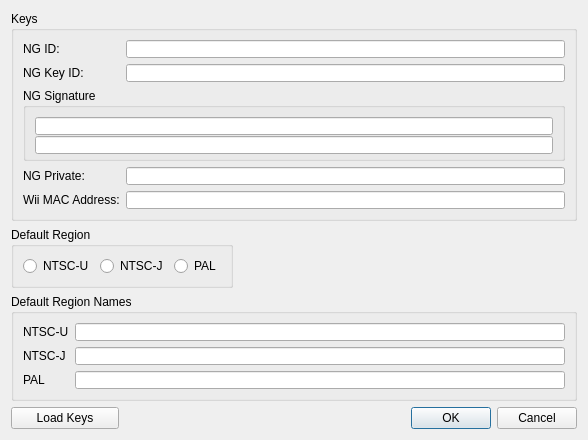
This is wiiking2_editor/forms/preferencesdialog.ui in Antidote/wiiking2_editor as Qt 5 draws it before an edit. The edited form follows.
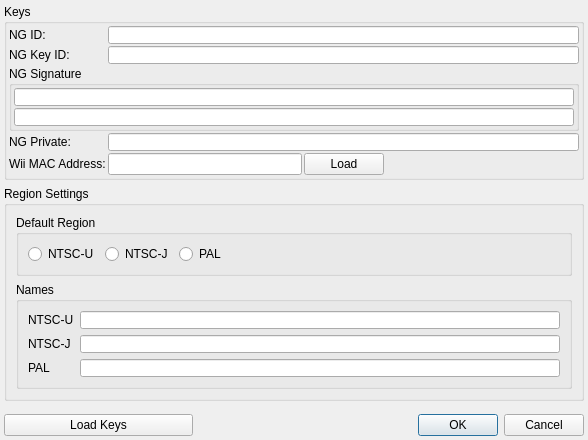
This is the edited form.

Commit message: * Added ability to load mac from file

Diff of the .ui file:
```diff
--- a/wiiking2_editor/forms/preferencesdialog.ui
+++ b/wiiking2_editor/forms/preferencesdialog.ui
@@ -26,31 +26,28 @@
    <string>Preferences...</string>
   </property>
   <layout class="QGridLayout" name="gridLayout_4">
-   <item row="1" column="2">
-    <spacer name="horizontalSpacer">
-     <property name="orientation">
-      <enum>Qt::Horizontal</enum>
-     </property>
-     <property name="sizeHint" stdset="0">
-      <size>
-       <width>337</width>
-       <height>20</height>
-      </size>
+   <property name="margin">
+    <number>4</number>
+   </property>
+   <item row="4" column="0">
+    <widget class="QPushButton" name="loadKeysBtn">
+     <property name="text">
+      <string>Load Keys</string>
      </property>
-    </spacer>
+    </widget>
    </item>
-   <item row="4" column="2">
-    <spacer name="verticalSpacer">
+   <item row="4" column="1" colspan="2">
+    <widget class="QDialogButtonBox" name="buttonBox">
      <property name="orientation">
-      <enum>Qt::Vertical</enum>
+      <enum>Qt::Horizontal</enum>
      </property>
-     <property name="sizeHint" stdset="0">
-      <size>
-       <width>20</width>
-       <height>40</height>
-      </size>
+     <property name="standardButtons">
+      <set>QDialogButtonBox::Cancel|QDialogButtonBox::Ok</set>
      </property>
-    </spacer>
+     <property name="centerButtons">
+      <bool>false</bool>
+     </property>
+    </widget>
    </item>
    <item row="0" column="0" colspan="3">
     <widget class="QGroupBox" name="groupBox">
@@ -58,52 +55,17 @@
       <string>Keys</string>
      </property>
      <layout class="QGridLayout" name="gridLayout">
-      <item row="2" column="0" colspan="2">
-       <widget class="QGroupBox" name="groupBox_2">
-        <property name="title">
-         <string>NG Signature</string>
-        </property>
-        <layout class="QGridLayout" name="gridLayout_5">
-         <item row="0" column="0">
-          <widget class="QLineEdit" name="ngSigPt1LineEdit">
-           <property name="minimumSize">
-            <size>
-             <width>0</width>
-             <height>18</height>
-            </size>
-           </property>
-           <property name="font">
-            <font>
-             <family>Courier New</family>
-            </font>
-           </property>
-           <property name="maxLength">
-            <number>60</number>
-           </property>
-          </widget>
-         </item>
+      <property name="margin">
+       <number>2</number>
+      </property>
+      <property name="spacing">
+       <number>2</number>
+      </property>
          <item row="1" column="0">
-          <widget class="QLineEdit" name="ngSigPt2LineEdit">
-           <property name="minimumSize">
-            <size>
-             <width>0</width>
-             <height>18</height>
-            </size>
-           </property>
-           <property name="font">
-            <font>
-             <family>Courier New</family>
-            </font>
-           </property>
+       <widget class="QLabel" name="ngKeyIDLbl">
            <property name="text">
-            <string/>
-           </property>
-           <property name="maxLength">
-            <number>60</number>
-           </property>
-          </widget>
-         </item>
-        </layout>
+         <string>NG Key ID:</string>
+        </property>
        </widget>
       </item>
       <item row="4" column="1">
@@ -124,24 +86,6 @@
         </property>
        </widget>
       </item>
-      <item row="3" column="1">
-       <widget class="QLineEdit" name="ngPrivLineEdit">
-        <property name="minimumSize">
-         <size>
-          <width>0</width>
-          <height>18</height>
-         </size>
-        </property>
-        <property name="font">
-         <font>
-          <family>Courier New</family>
-         </font>
-        </property>
-        <property name="maxLength">
-         <number>60</number>
-        </property>
-       </widget>
-      </item>
       <item row="0" column="0">
        <widget class="QLabel" name="ngIDLbl">
         <property name="text">
@@ -149,31 +93,6 @@
         </property>
        </widget>
       </item>
-      <item row="1" column="1">
-       <widget class="QLineEdit" name="ngKeyIDLineEdit">
-        <property name="minimumSize">
-         <size>
-          <width>0</width>
-          <height>18</height>
-         </size>
-        </property>
-        <property name="font">
-         <font>
-          <family>Courier New</family>
-         </font>
-        </property>
-        <property name="maxLength">
-         <number>8</number>
-        </property>
-       </widget>
-      </item>
-      <item row="1" column="0">
-       <widget class="QLabel" name="ngKeyIDLbl">
-        <property name="text">
-         <string>NG Key ID:</string>
-        </property>
-       </widget>
-      </item>
       <item row="3" column="0">
        <widget class="QLabel" name="ngPrivLbl">
         <property name="text">
@@ -188,7 +107,106 @@
         </property>
        </widget>
       </item>
-      <item row="0" column="1">
+      <item row="4" column="2">
+       <widget class="QPushButton" name="macLoadBtn">
+        <property name="text">
+         <string>Load</string>
+        </property>
+       </widget>
+      </item>
+      <item row="4" column="3">
+       <spacer name="horizontalSpacer_2">
+        <property name="orientation">
+         <enum>Qt::Horizontal</enum>
+        </property>
+        <property name="sizeHint" stdset="0">
+         <size>
+          <width>40</width>
+          <height>20</height>
+         </size>
+        </property>
+       </spacer>
+      </item>
+      <item row="3" column="1" colspan="3">
+       <widget class="QLineEdit" name="ngPrivLineEdit">
+        <property name="minimumSize">
+         <size>
+          <width>0</width>
+          <height>18</height>
+         </size>
+        </property>
+        <property name="font">
+         <font>
+          <family>Courier New</family>
+         </font>
+        </property>
+        <property name="maxLength">
+         <number>60</number>
+        </property>
+       </widget>
+      </item>
+      <item row="2" column="0" colspan="4">
+       <widget class="QGroupBox" name="groupBox_2">
+        <property name="title">
+         <string>NG Signature</string>
+        </property>
+        <layout class="QGridLayout" name="gridLayout_5">
+         <property name="margin">
+          <number>2</number>
+         </property>
+         <property name="spacing">
+          <number>2</number>
+         </property>
+         <item row="0" column="0">
+          <layout class="QVBoxLayout" name="verticalLayout">
+           <property name="spacing">
+            <number>2</number>
+           </property>
+           <item>
+            <widget class="QLineEdit" name="ngSigPt1LineEdit">
+             <property name="minimumSize">
+              <size>
+               <width>0</width>
+               <height>18</height>
+              </size>
+             </property>
+             <property name="font">
+              <font>
+               <family>Courier New</family>
+              </font>
+             </property>
+             <property name="maxLength">
+              <number>60</number>
+             </property>
+            </widget>
+           </item>
+           <item>
+            <widget class="QLineEdit" name="ngSigPt2LineEdit">
+             <property name="minimumSize">
+              <size>
+               <width>0</width>
+               <height>18</height>
+              </size>
+             </property>
+             <property name="font">
+              <font>
+               <family>Courier New</family>
+              </font>
+             </property>
+             <property name="text">
+              <string/>
+             </property>
+             <property name="maxLength">
+              <number>60</number>
+             </property>
+            </widget>
+           </item>
+          </layout>
+         </item>
+        </layout>
+       </widget>
+      </item>
+      <item row="0" column="1" colspan="3">
        <widget class="QLineEdit" name="ngIDLineEdit">
         <property name="minimumSize">
          <size>
@@ -206,16 +224,63 @@
         </property>
        </widget>
       </item>
+      <item row="1" column="1" colspan="3">
+       <widget class="QLineEdit" name="ngKeyIDLineEdit">
+        <property name="minimumSize">
+         <size>
+          <width>0</width>
+          <height>18</height>
+         </size>
+        </property>
+        <property name="font">
+         <font>
+          <family>Courier New</family>
+         </font>
+        </property>
+        <property name="maxLength">
+         <number>8</number>
+        </property>
+       </widget>
+      </item>
      </layout>
     </widget>
    </item>
-   <item row="1" column="0" colspan="2">
+   <item row="3" column="0" colspan="3">
+    <spacer name="verticalSpacer">
+     <property name="orientation">
+      <enum>Qt::Vertical</enum>
+     </property>
+     <property name="sizeHint" stdset="0">
+      <size>
+       <width>20</width>
+       <height>40</height>
+      </size>
+     </property>
+    </spacer>
+   </item>
+   <item row="1" column="0" colspan="3">
+    <widget class="QGroupBox" name="reagionGrpBox">
+     <property name="title">
+      <string>Region Settings</string>
+     </property>
+     <layout class="QGridLayout" name="gridLayout_6">
+      <item row="0" column="0">
     <widget class="QGroupBox" name="regionBox">
      <property name="title">
       <string>Default Region</string>
      </property>
      <layout class="QGridLayout" name="gridLayout_2">
-      <item row="0" column="0">
+         <item row="1" column="1">
+          <widget class="QRadioButton" name="ntscJRB">
+           <property name="text">
+            <string>NTSC-J</string>
+           </property>
+           <attribute name="buttonGroup">
+            <string notr="true">regionBtnGrp</string>
+           </attribute>
+          </widget>
+         </item>
+         <item row="1" column="0">
        <widget class="QRadioButton" name="ntscURB">
         <property name="text">
          <string>NTSC-U</string>
@@ -225,17 +290,7 @@
         </attribute>
        </widget>
       </item>
-      <item row="0" column="1">
-       <widget class="QRadioButton" name="ntscJRB">
-        <property name="text">
-         <string>NTSC-J</string>
-        </property>
-        <attribute name="buttonGroup">
-         <string notr="true">regionBtnGrp</string>
-        </attribute>
-       </widget>
-      </item>
-      <item row="0" column="2">
+         <item row="1" column="2">
        <widget class="QRadioButton" name="palRB">
         <property name="text">
          <string>PAL</string>
@@ -245,13 +300,26 @@
         </attribute>
        </widget>
       </item>
+         <item row="1" column="3">
+          <spacer name="horizontalSpacer">
+           <property name="orientation">
+            <enum>Qt::Horizontal</enum>
+           </property>
+           <property name="sizeHint" stdset="0">
+            <size>
+             <width>40</width>
+             <height>20</height>
+            </size>
+           </property>
+          </spacer>
+         </item>
      </layout>
     </widget>
    </item>
-   <item row="2" column="0" colspan="3">
+      <item row="1" column="0">
     <widget class="QGroupBox" name="defaultRegionNamesGrp">
      <property name="title">
-      <string>Default Region Names</string>
+         <string>Names</string>
      </property>
      <layout class="QGridLayout" name="gridLayout_3">
       <item row="0" column="0" colspan="2">
@@ -308,24 +376,7 @@
      </layout>
     </widget>
    </item>
-   <item row="3" column="0">
-    <widget class="QPushButton" name="loadKeysBtn">
-     <property name="text">
-      <string>Load Keys</string>
-     </property>
-    </widget>
-   </item>
-   <item row="3" column="1" colspan="2">
-    <widget class="QDialogButtonBox" name="buttonBox">
-     <property name="orientation">
-      <enum>Qt::Horizontal</enum>
-     </property>
-     <property name="standardButtons">
-      <set>QDialogButtonBox::Cancel|QDialogButtonBox::Ok</set>
-     </property>
-     <property name="centerButtons">
-      <bool>false</bool>
-     </property>
+     </layout>
     </widget>
    </item>
   </layout>
```
Lines whose indentation alone changed are shown as unchanged. The commit also changes 6 other files.
